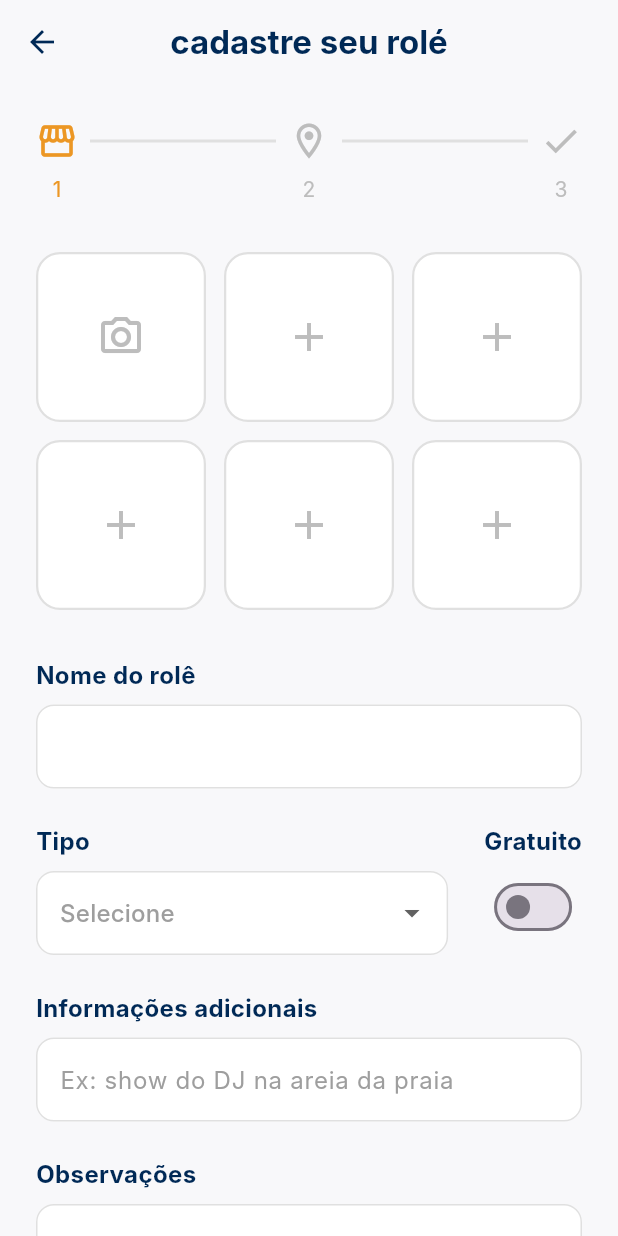
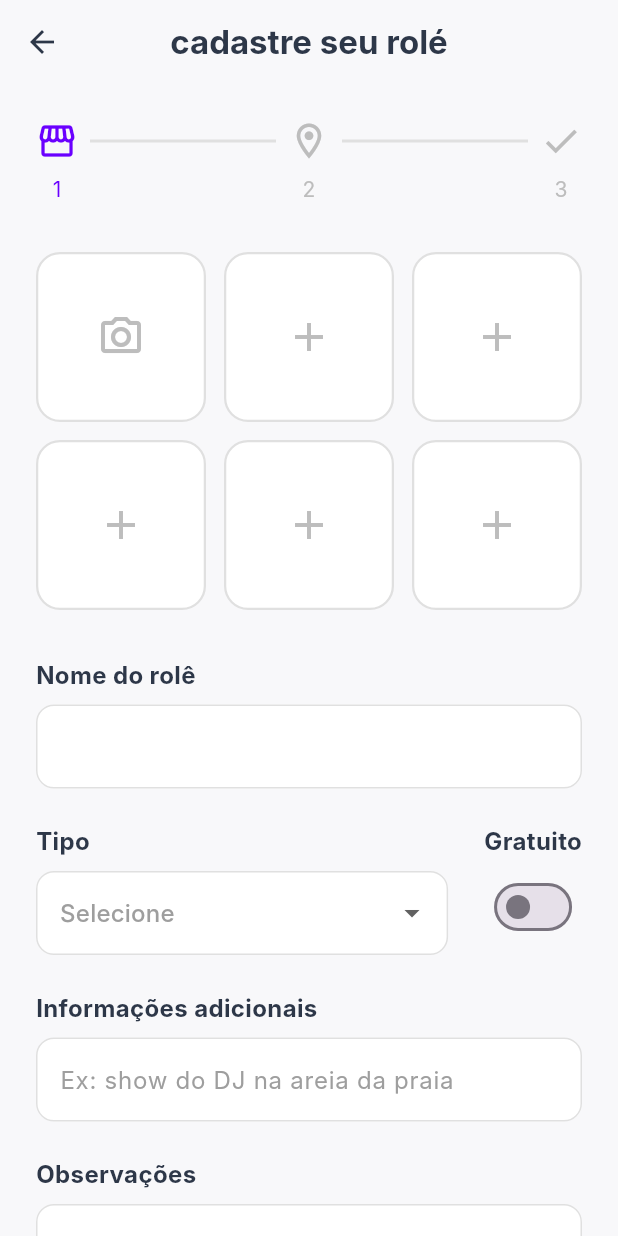
Before and after one commit to jeancodelucas/wtg_front, a Flutter app: the RegistrationSuccessScreen screen opened directly with empty values, after a tap on "Cadastrar evento", on a phone screen of 412 x 824 dp. Run offline on Flutter 3.47's test engine with Material 3 defaults, Android fonts, the phone set to English and light mode, and no system bars; our stand-ins replace dotted_border, flutter_riverpod, geocoding, geolocator, google_maps_flutter, google_sign_in and 3 more; accounts and stored records are empty; Roboto replaces fonts that are missing (Inter); project files that could hold a hidden picture were left out.

Commit message:
Fechamento da criação da promoção com imagens e localização

```diff
--- a/lib/screens/promotion/create_promotion_step1_screen.dart
+++ b/lib/screens/promotion/create_promotion_step1_screen.dart
@@ -4,16 +4,16 @@ import 'package:image_picker/image_picker.dart';
 import 'package:wtg_front/models/promotion_type.dart';
 import 'create_promotion_step2_screen.dart';
 
-// --- Paleta de Cores Baseada no seu Design ---
-const Color primaryAppColor = Color(0xFFec9724); // Roxo principal do design
+const Color primaryAppColor = Color(0xFF6A00FF);
 const Color backgroundColor = Color(0xFFF8F8FA);
 const Color textFieldBackgroundColor = Colors.white;
 const Color placeholderColor = Color(0xFFE0E0E0);
-const Color darkTextColor = Color(0xFF002956);
+const Color darkTextColor = Color(0xFF2D3748);
 const Color lightTextColor = Color(0xFF718096);
 
 class CreatePromotionStep1Screen extends StatefulWidget {
-  const CreatePromotionStep1Screen({super.key});
+  final Map<String, dynamic> loginResponse;
+  const CreatePromotionStep1Screen({super.key, required this.loginResponse});
 
   @override
   State<CreatePromotionStep1Screen> createState() => _CreatePromotionStep1ScreenState();
@@ -21,15 +21,11 @@ class CreatePromotionStep1Screen extends StatefulWidget {
 
 class _CreatePromotionStep1ScreenState extends State<CreatePromotionStep1Screen> {
   final _formKey = GlobalKey<FormState>();
-
-  // Controladores e variáveis de estado
   final _nomeController = TextEditingController();
   final _infoController = TextEditingController();
   final _obsController = TextEditingController();
-
   final List<File> _selectedImages = [];
   final ImagePicker _picker = ImagePicker();
-
   PromotionType? _selectedPromotionType;
   bool _isFree = false;
 
@@ -43,17 +39,10 @@ class _CreatePromotionStep1ScreenState extends State<CreatePromotionStep1Screen>
 
   Future<void> _pickImages() async {
     if (_selectedImages.length >= 6) {
-      ScaffoldMessenger.of(context).showSnackBar(
-        const SnackBar(content: Text('Você pode selecionar no máximo 6 imagens.')),
-      );
+      ScaffoldMessenger.of(context).showSnackBar(const SnackBar(content: Text('Você pode selecionar no máximo 6 imagens.')));
       return;
     }
-
-    final List<XFile> pickedFiles = await _picker.pickMultiImage(
-      imageQuality: 85, // Leve compressão para performance
-      limit: 6 - _selectedImages.length,
-    );
-
+    final List<XFile> pickedFiles = await _picker.pickMultiImage(imageQuality: 85, limit: 6 - _selectedImages.length);
     if (pickedFiles.isNotEmpty) {
       setState(() {
         _selectedImages.addAll(pickedFiles.map((file) => File(file.path)));
@@ -76,19 +65,11 @@ class _CreatePromotionStep1ScreenState extends State<CreatePromotionStep1Screen>
         'promotionType': _selectedPromotionType,
         'isFree': _isFree,
         'images': _selectedImages,
+        'loginResponse': widget.loginResponse,
       };
       Navigator.of(context).push(MaterialPageRoute(
         builder: (context) => CreatePromotionStep2Screen(promotionData: promotionData),
       ));
-
-      // TODO: Navegar para a próxima tela (Step 2: Localização)
-      // Navigator.of(context).push(MaterialPageRoute(
-      //   builder: (context) => CreatePromotionStep2Screen(promotionData: promotionData),
-      // ));
-
-      ScaffoldMessenger.of(context).showSnackBar(
-        SnackBar(content: Text('Dados da Etapa 1 salvos! Próximo passo: Localização.')),
-      );
     }
   }
 
@@ -103,14 +84,7 @@ class _CreatePromotionStep1ScreenState extends State<CreatePromotionStep1Screen>
           icon: const Icon(Icons.arrow_back, color: darkTextColor),
           onPressed: () => Navigator.of(context).pop(),
         ),
-        title: const Text(
-          'cadastre seu rolé',
-          style: TextStyle(
-            color: darkTextColor,
-            fontWeight: FontWeight.bold,
-            fontSize: 22,
-          ),
-        ),
+        title: const Text('cadastre seu rolé', style: TextStyle(color: darkTextColor, fontWeight: FontWeight.bold, fontSize: 22)),
         centerTitle: true,
       ),
       body: SafeArea(
@@ -137,21 +111,12 @@ class _CreatePromotionStep1ScreenState extends State<CreatePromotionStep1Screen>
                 ElevatedButton(
                   onPressed: _continueToNextStep,
                   style: ElevatedButton.styleFrom(
-                    backgroundColor: const Color(0xFFd74533), // Cor dos botões de continuar
+                    backgroundColor: const Color(0xFFd74533),
                     minimumSize: const Size(double.infinity, 56),
-                    shape: RoundedRectangleBorder(
-                      borderRadius: BorderRadius.circular(16),
-                    ),
+                    shape: RoundedRectangleBorder(borderRadius: BorderRadius.circular(16)),
                     elevation: 0,
                   ),
-                  child: const Text(
-                    'Continuar',
-                    style: TextStyle(
-                      color: Colors.white,
-                      fontSize: 16,
-                      fontWeight: FontWeight.bold,
-                    ),
-                  ),
+                  child: const Text('Continuar', style: TextStyle(color: Colors.white, fontSize: 16, fontWeight: FontWeight.bold)),
                 ),
                 const SizedBox(height: 24),
               ],
@@ -166,7 +131,6 @@ class _CreatePromotionStep1ScreenState extends State<CreatePromotionStep1Screen>
     return Row(
       mainAxisAlignment: MainAxisAlignment.center,
       children: [
-        // Adaptação do breadcrumb do seu app de registro
         _buildStepIndicator(step: 1, currentStep: currentStep, icon: Icons.storefront),
         _buildConnector(isComplete: currentStep > 1),
         _buildStepIndicator(step: 2, currentStep: currentStep, icon: Icons.location_on_outlined),
@@ -179,7 +143,6 @@ class _CreatePromotionStep1ScreenState extends State<CreatePromotionStep1Screen>
   Widget _buildStepIndicator({required int step, required int currentStep, required IconData icon}) {
     final bool isActive = step == currentStep;
     final bool isComplete = step < currentStep;
-
     return Column(
       children: [
         Icon(icon, color: isActive || isComplete ? primaryAppColor : Colors.grey[400], size: 28),
@@ -205,17 +168,12 @@ class _CreatePromotionStep1ScreenState extends State<CreatePromotionStep1Screen>
       physics: const NeverScrollableScrollPhysics(),
       itemCount: 6,
       gridDelegate: const SliverGridDelegateWithFixedCrossAxisCount(
-        crossAxisCount: 3,
-        crossAxisSpacing: 12,
-        mainAxisSpacing: 12,
-        childAspectRatio: 1.0,
+        crossAxisCount: 3, crossAxisSpacing: 12, mainAxisSpacing: 12, childAspectRatio: 1.0,
       ),
       itemBuilder: (context, index) {
         if (index < _selectedImages.length) {
-          // Exibe a imagem selecionada
           return _buildImageItem(_selectedImages[index], index);
         } else {
-          // Exibe o placeholder
           return _buildImagePlaceholder(index);
         }
       },
@@ -230,16 +188,12 @@ class _CreatePromotionStep1ScreenState extends State<CreatePromotionStep1Screen>
         children: [
           Image.file(imageFile, fit: BoxFit.cover),
           Positioned(
-            top: 4,
-            right: 4,
+            top: 4, right: 4,
             child: GestureDetector(
               onTap: () => _removeImage(index),
               child: Container(
                 padding: const EdgeInsets.all(2),
-                decoration: const BoxDecoration(
-                  color: Colors.black54,
-                  shape: BoxShape.circle,
-                ),
+                decoration: const BoxDecoration(color: Colors.black54, shape: BoxShape.circle),
                 child: const Icon(Icons.close, color: Colors.white, size: 16),
               ),
             ),
@@ -259,11 +213,7 @@ class _CreatePromotionStep1ScreenState extends State<CreatePromotionStep1Screen>
           borderRadius: BorderRadius.circular(16.0),
           border: Border.all(color: placeholderColor, width: 1.5),
         ),
-        child: Icon(
-          isFirstPlaceholder ? Icons.camera_alt_outlined : Icons.add,
-          color: Colors.grey[400],
-          size: 32,
-        ),
+        child: Icon(isFirstPlaceholder ? Icons.camera_alt_outlined : Icons.add, color: Colors.grey[400], size: 32),
       ),
     );
   }
@@ -282,18 +232,9 @@ class _CreatePromotionStep1ScreenState extends State<CreatePromotionStep1Screen>
             hintStyle: const TextStyle(color: Colors.grey),
             filled: true,
             fillColor: textFieldBackgroundColor,
-            border: OutlineInputBorder(
-              borderRadius: BorderRadius.circular(12),
-              borderSide: BorderSide(color: placeholderColor),
-            ),
-            enabledBorder: OutlineInputBorder(
-              borderRadius: BorderRadius.circular(12),
-              borderSide: BorderSide(color: placeholderColor),
-            ),
-            focusedBorder: OutlineInputBorder(
-              borderRadius: BorderRadius.circular(12),
-              borderSide: const BorderSide(color: primaryAppColor, width: 2),
-            ),
+            border: OutlineInputBorder(borderRadius: BorderRadius.circular(12), borderSide: const BorderSide(color: placeholderColor)),
+            enabledBorder: OutlineInputBorder(borderRadius: BorderRadius.circular(12), borderSide: const BorderSide(color: placeholderColor)),
+            focusedBorder: OutlineInputBorder(borderRadius: BorderRadius.circular(12), borderSide: const BorderSide(color: primaryAppColor, width: 2)),
           ),
         ),
       ],
@@ -317,17 +258,14 @@ class _CreatePromotionStep1ScreenState extends State<CreatePromotionStep1Screen>
                   setState(() { _selectedPromotionType = value; });
                 },
                 items: PromotionType.values.map((type) {
-                  return DropdownMenuItem(
-                    value: type,
-                    child: Text(type.displayName),
-                  );
+                  return DropdownMenuItem(value: type, child: Text(type.displayName));
                 }).toList(),
                 validator: (value) => value == null ? 'Obrigatório' : null,
                 decoration: InputDecoration(
                   filled: true,
                   fillColor: textFieldBackgroundColor,
-                  border: OutlineInputBorder(borderRadius: BorderRadius.circular(12), borderSide: BorderSide(color: placeholderColor)),
-                  enabledBorder: OutlineInputBorder(borderRadius: BorderRadius.circular(12), borderSide: BorderSide(color: placeholderColor)),
+                  border: OutlineInputBorder(borderRadius: BorderRadius.circular(12), borderSide: const BorderSide(color: placeholderColor)),
+                  enabledBorder: OutlineInputBorder(borderRadius: BorderRadius.circular(12), borderSide: const BorderSide(color: placeholderColor)),
                   focusedBorder: OutlineInputBorder(borderRadius: BorderRadius.circular(12), borderSide: const BorderSide(color: primaryAppColor, width: 2)),
                 ),
               ),
--- a/lib/screens/registration_success_screen.dart
+++ b/lib/screens/registration_success_screen.dart
@@ -2,9 +2,9 @@
 
 import 'package:flutter/material.dart';
 import 'package:wtg_front/screens/home_screen.dart';
-import 'package:wtg_front/screens/promotion/create_promotion_step1_screen.dart'; // 1. Importe a nova tela
+import 'package:wtg_front/screens/promotion/create_promotion_step1_screen.dart'; // Importe a tela
 
-// Cores primárias do seu app
+// Cores
 const Color primaryColor = Color(0xFF214886);
 const Color darkTextColor = Color(0xFF1F2937);
 const Color lightTextColor = Color(0xFF6B7280);
@@ -54,11 +54,11 @@ class RegistrationSuccessScreen extends StatelessWidget {
               _buildPrimaryButton(
                 text: 'Cadastrar evento',
                 onPressed: () {
-                  // --- 2. CORREÇÃO APLICADA AQUI ---
-                  // Navega para a primeira etapa do cadastro de promoção
+                  // --- CORREÇÃO APLICADA AQUI ---
+                  // Agora estamos passando os dados do usuário (loginResponse) para a próxima tela.
                   Navigator.of(context).push(
                     MaterialPageRoute(
-                      builder: (context) => const CreatePromotionStep1Screen(),
+                      builder: (context) => CreatePromotionStep1Screen(loginResponse: userData),
                     ),
                   );
                 },
```
Also changed, not shown: lib/screens/promotion/create_promotion_step2_screen.dart (+41 -51 lines), lib/screens/promotion/create_promotion_step3_screen.dart (added, +201 -0 lines).
